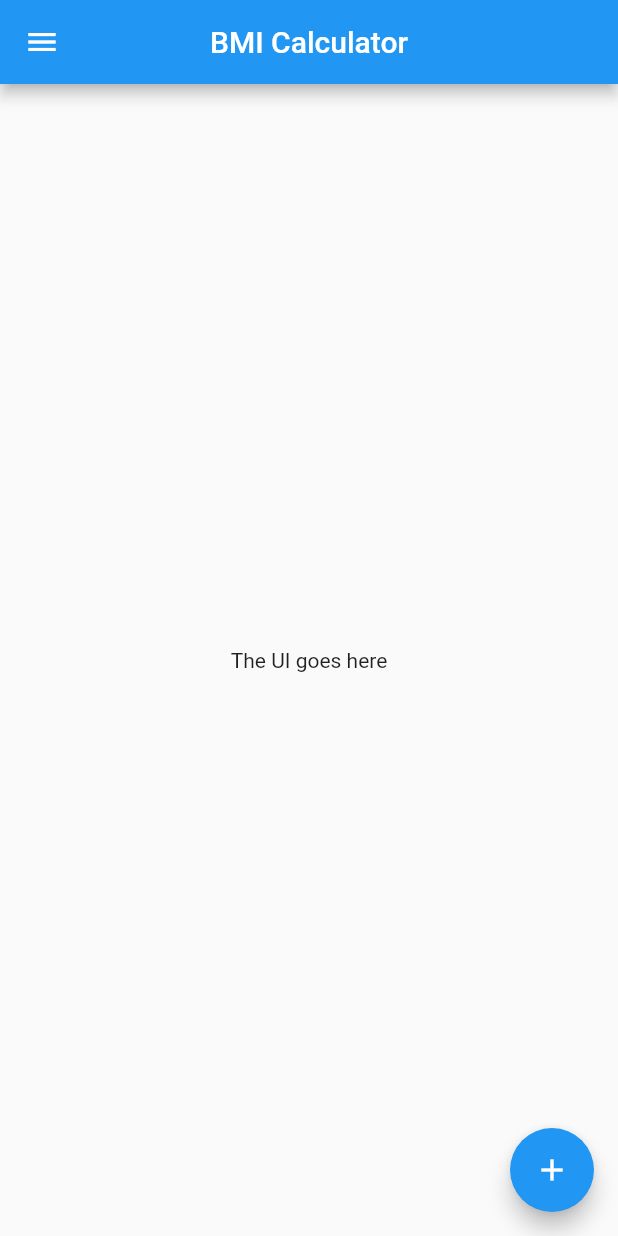
After one commit to mrshanas/learning-flutter, a Flutter app: the InputPage screen opened directly, on a phone screen of 412 x 824 dp. The commit adds this screen. Run offline on Flutter 3.47's test engine with Material 2 defaults, Android fonts, the phone set to English and light mode, and no system bars.

Commit message:
🥶 What is this I've done

```diff
--- /dev/null
+++ b/bmi_calculator/lib/main.dart
@@ -0,0 +1,25 @@
+import 'package:flutter/material.dart';
+import 'screens/input_page.dart';
+
+void main() {
+  runApp(const MyApp());
+}
+
+class MyApp extends StatelessWidget {
+  const MyApp({Key? key}) : super(key: key);
+
+  // card containers 0xFF1D1E33
+
+  @override
+  Widget build(BuildContext context) {
+    return MaterialApp(
+      debugShowCheckedModeBanner: false,
+      theme: ThemeData.dark().copyWith(
+        primaryColor: const Color(0xFF0A0E21),
+        scaffoldBackgroundColor: const Color(0xFF0A0E21),
+      ),
+      title: 'BMI Calculator',
+      home: const InputPage(),
+    );
+  }
+}
--- /dev/null
+++ b/bmi_calculator/lib/screens/input_page.dart
@@ -0,0 +1,34 @@
+import 'package:flutter/material.dart';
+
+class InputPage extends StatefulWidget {
+  const InputPage({Key? key}) : super(key: key);
+
+  @override
+  State<InputPage> createState() => _InputPageState();
+}
+
+class _InputPageState extends State<InputPage> {
+  @override
+  Widget build(BuildContext context) {
+    return Scaffold(
+      appBar: AppBar(
+        centerTitle: true,
+        leading: Icon(
+          Icons.menu,
+        ),
+        title: const Text(
+          'BMI Calculator',
+        ),
+      ),
+      body: const Center(
+        child: Text('The UI goes here'),
+      ),
+      floatingActionButton: const FloatingActionButton(
+        onPressed: null,
+        child: Icon(
+          Icons.add,
+        ),
+      ),
+    );
+  }
+}
```
Also changed, not shown: bmi_calculator/analysis_options.yaml (added, +29 -0 lines), bmi_calculator/pubspec.yaml (added, +91 -0 lines), quizzler/lib/main.dart (+9 -21 lines), quizzler/lib/quiz.dart (+44 -2 lines), bmi_calculator/pubspec.lock (added), 62 other files.
